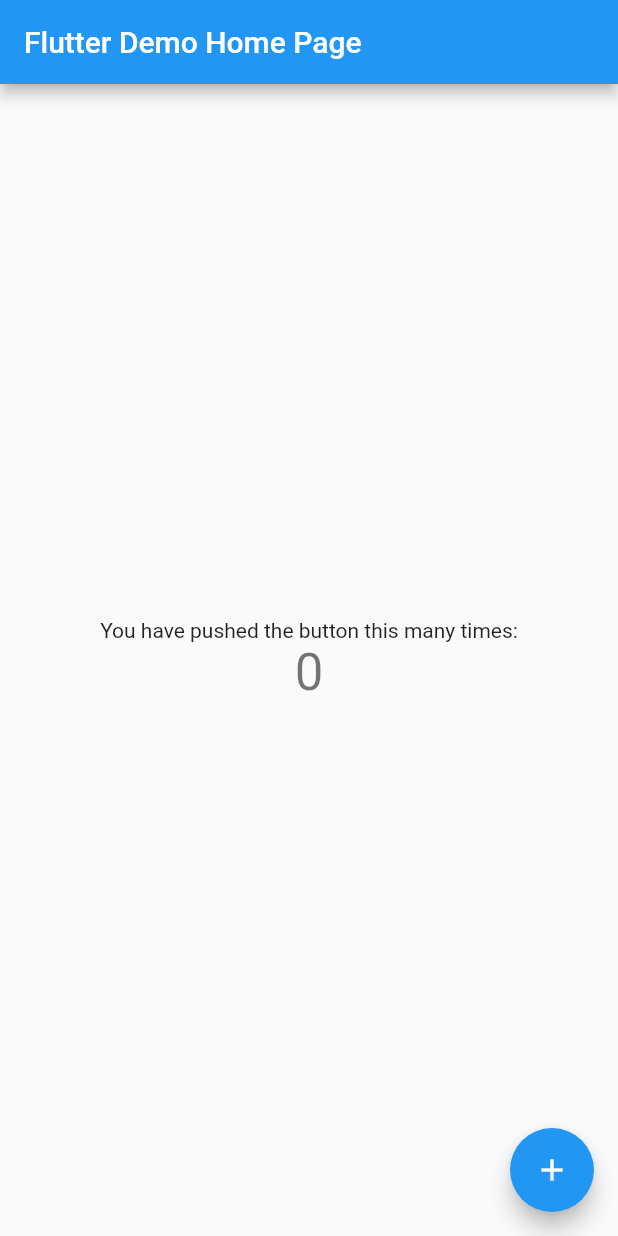
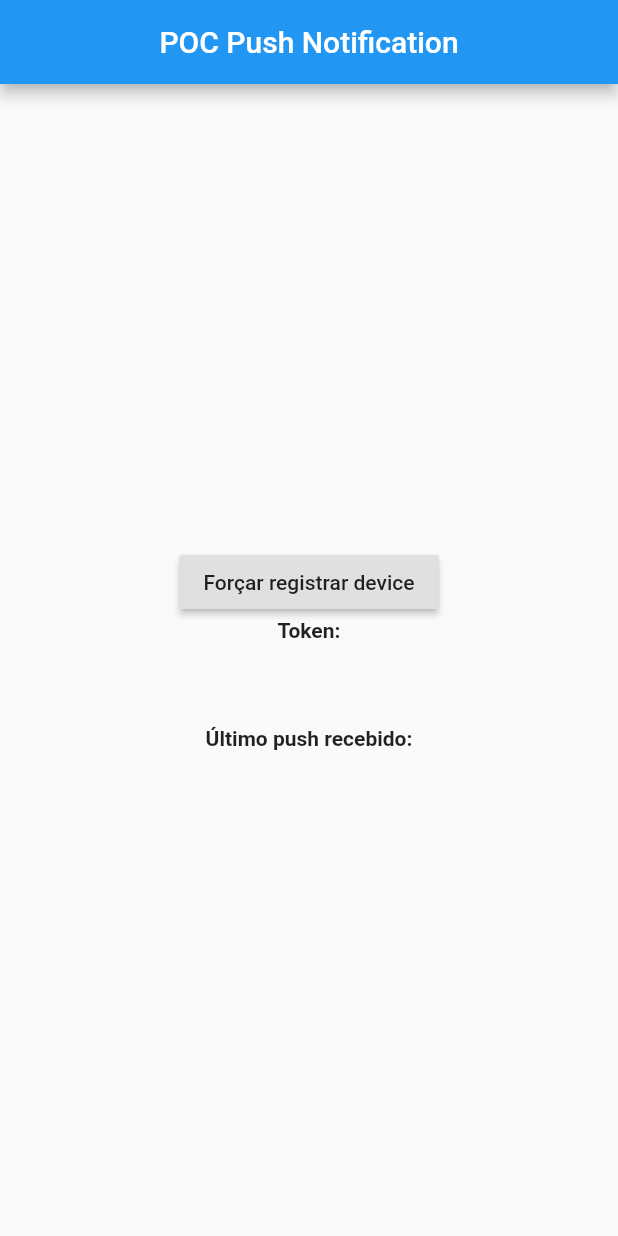
Before and after one commit to raphaaugustosilva/flutter_push, a Flutter app: the screen it shows after launch, on a phone screen of 412 x 824 dp. Run offline on Flutter 3.47's test engine with Material 2 defaults, Android fonts, the phone set to English and light mode, and no system bars; our stand-ins replace firebase_messaging; accounts and stored records are empty.

Commit message:
Implementacao simples de push

```diff
--- /dev/null
+++ b/lib/helpers/navegacaoHelper.dart
@@ -0,0 +1,64 @@
+import 'package:flutter/material.dart';
+import 'package:flutter_push/views/principalView.dart';
+
+class NavegacaoHelper {
+  static const rotaRoot = "/";
+  static const rotaPrincipal = "/principal";
+
+  static RouteFactory rotas() {
+    return (settings) {
+      //final Map<String, dynamic> parametros = settings.arguments;
+      Widget viewEncontrada;
+
+      switch (settings.name) {
+        case rotaRoot:
+          viewEncontrada = PrincipalView();
+          break;
+
+        case rotaPrincipal:
+          viewEncontrada = PrincipalView();
+          break;
+
+        default:
+          return null;
+      }
+
+      return MaterialPageRoute(builder: (BuildContext context) => viewEncontrada);
+    };
+  }
+
+  static RouteFactory rotaNaoEncontrada() {
+    return (settings) {
+      String rotaNaoEncontrada = settings.name;
+      return MaterialPageRoute(builder: (context) => _widgetRotaNaoEncontrada(rotaNaoEncontrada));
+    };
+  }
+
+  static Widget _widgetRotaNaoEncontrada(String rotaNaoEncontrada) {
+    return Scaffold(
+      backgroundColor: Colors.red,
+      appBar: AppBar(
+        title: Text("Rota não encontrada"),
+        centerTitle: true,
+      ),
+      body: Container(
+        alignment: Alignment.center,
+        padding: EdgeInsets.all(20),
+        child: Text.rich(
+          TextSpan(
+            children: <TextSpan>[
+              TextSpan(text: "A rota ", style: TextStyle(fontSize: 20, fontWeight: FontWeight.bold, color: Colors.white)),
+              TextSpan(text: "$rotaNaoEncontrada", style: TextStyle(fontSize: 20, fontWeight: FontWeight.bold, color: Colors.yellow)),
+              TextSpan(text: " não foi encontrada/definida", style: TextStyle(fontSize: 20, fontWeight: FontWeight.bold, color: Colors.white)),
+            ],
+          ),
+          textAlign: TextAlign.center,
+        ),
+      ),
+    );
+  }
+
+  static resetaNavegacaoENavegaParaView(BuildContext context, String nomeView, {Object arguments}) {
+    Navigator.of(context).pushNamedAndRemoveUntil(nomeView, (Route<dynamic> route) => false, arguments: arguments);
+  }
+}
--- a/lib/main.dart
+++ b/lib/main.dart
@@ -1,4 +1,6 @@
 import 'package:flutter/material.dart';
+import 'package:flutter_push/helpers/navegacaoHelper.dart';
+import 'package:flutter_localizations/flutter_localizations.dart';
 
 void main() => runApp(MyApp());
 
@@ -7,105 +9,21 @@ class MyApp extends StatelessWidget {
   @override
   Widget build(BuildContext context) {
     return MaterialApp(
-      title: 'Flutter Demo',
-      theme: ThemeData(
-        // This is the theme of your application.
-        //
-        // Try running your application with "flutter run". You'll see the
-        // application has a blue toolbar. Then, without quitting the app, try
-        // changing the primarySwatch below to Colors.green and then invoke
-        // "hot reload" (press "r" in the console where you ran "flutter run",
-        // or simply save your changes to "hot reload" in a Flutter IDE).
-        // Notice that the counter didn't reset back to zero; the application
-        // is not restarted.
-        primarySwatch: Colors.blue,
-      ),
-      home: MyHomePage(title: 'Flutter Demo Home Page'),
+      debugShowCheckedModeBanner: false,
+      title: "POC Flutter Push",
+      //theme: TemaApp.temaPrincipalApp(context),
+      //initialRoute: NavegacaoHelper.rotaCarregaDadosInicias,
+      onGenerateRoute: NavegacaoHelper.rotas(),
+      onUnknownRoute: NavegacaoHelper.rotaNaoEncontrada(),
+      localizationsDelegates: [
+        GlobalMaterialLocalizations.delegate,
+        GlobalWidgetsLocalizations.delegate,
+        GlobalCupertinoLocalizations.delegate,
+      ],
+      supportedLocales: [
+        const Locale('pt'),
+        const Locale('en'),
+      ],
     );
   }
 }
-
-class MyHomePage extends StatefulWidget {
-  MyHomePage({Key key, this.title}) : super(key: key);
-
-  // This widget is the home page of your application. It is stateful, meaning
-  // that it has a State object (defined below) that contains fields that affect
-  // how it looks.
-
-  // This class is the configuration for the state. It holds the values (in this
-  // case the title) provided by the parent (in this case the App widget) and
-  // used by the build method of the State. Fields in a Widget subclass are
-  // always marked "final".
-
-  final String title;
-
-  @override
-  _MyHomePageState createState() => _MyHomePageState();
-}
-
-class _MyHomePageState extends State<MyHomePage> {
-  int _counter = 0;
-
-  void _incrementCounter() {
-    setState(() {
-      // This call to setState tells the Flutter framework that something has
-      // changed in this State, which causes it to rerun the build method below
-      // so that the display can reflect the updated values. If we changed
-      // _counter without calling setState(), then the build method would not be
-      // called again, and so nothing would appear to happen.
-      _counter++;
-    });
-  }
-
-  @override
-  Widget build(BuildContext context) {
-    // This method is rerun every time setState is called, for instance as done
-    // by the _incrementCounter method above.
-    //
-    // The Flutter framework has been optimized to make rerunning build methods
-    // fast, so that you can just rebuild anything that needs updating rather
-    // than having to individually change instances of widgets.
-    return Scaffold(
-      appBar: AppBar(
-        // Here we take the value from the MyHomePage object that was created by
-        // the App.build method, and use it to set our appbar title.
-        title: Text(widget.title),
-      ),
-      body: Center(
-        // Center is a layout widget. It takes a single child and positions it
-        // in the middle of the parent.
-        child: Column(
-          // Column is also a layout widget. It takes a list of children and
-          // arranges them vertically. By default, it sizes itself to fit its
-          // children horizontally, and tries to be as tall as its parent.
-          //
-          // Invoke "debug painting" (press "p" in the console, choose the
-          // "Toggle Debug Paint" action from the Flutter Inspector in Android
-          // Studio, or the "Toggle Debug Paint" command in Visual Studio Code)
-          // to see the wireframe for each widget.
-          //
-          // Column has various properties to control how it sizes itself and
-          // how it positions its children. Here we use mainAxisAlignment to
-          // center the children vertically; the main axis here is the vertical
-          // axis because Columns are vertical (the cross axis would be
-          // horizontal).
-          mainAxisAlignment: MainAxisAlignment.center,
-          children: <Widget>[
-            Text(
-              'You have pushed the button this many times:',
-            ),
-            Text(
-              '$_counter',
-              style: Theme.of(context).textTheme.display1,
-            ),
-          ],
-        ),
-      ),
-      floatingActionButton: FloatingActionButton(
-        onPressed: _incrementCounter,
-        tooltip: 'Increment',
-        child: Icon(Icons.add),
-      ), // This trailing comma makes auto-formatting nicer for build methods.
-    );
-  }
-}
--- /dev/null
+++ b/lib/services/pushNotificationFCMService.dart
@@ -0,0 +1,46 @@
+import 'dart:io';
+import 'package:firebase_messaging/firebase_messaging.dart';
+
+class PushNotificationFCMService {
+  FirebaseMessaging _firebaseMessaging;
+
+  final void Function(String) aoRegistrar;
+  final void Function(Map<String, dynamic>) aoReceberPush;
+
+  PushNotificationFCMService(this.aoRegistrar, this.aoReceberPush);
+
+  void setUpFirebase() {
+    _firebaseMessaging = FirebaseMessaging();
+    firebaseCloudMessagingListeners();
+  }
+
+  void firebaseCloudMessagingListeners() async {
+    if (Platform.isIOS) iOSPermission();
+
+    String token = await _firebaseMessaging.getToken();
+    print("token p ush: $token");
+    aoRegistrar(token);
+
+    _firebaseMessaging.configure(
+      onMessage: (Map<String, dynamic> message) async {
+        print("on message $message");
+
+        // for (var keys in message.keys) {
+        //   if (keys == "data") {
+        //     print('$keys was written by ${message[keys]}');
+        //   }
+        // }
+        aoReceberPush(message);
+      },
+      onResume: (Map<String, dynamic> message) async {},
+      onLaunch: (Map<String, dynamic> message) async {},
+    );
+  }
+
+  void iOSPermission() {
+    _firebaseMessaging.requestNotificationPermissions(IosNotificationSettings(sound: true, badge: true, alert: true));
+    _firebaseMessaging.onIosSettingsRegistered.listen((IosNotificationSettings settings) {
+      print("Settings registered: $settings");
+    });
+  }
+}
--- /dev/null
+++ b/lib/views/principalView.dart
@@ -0,0 +1,81 @@
+import 'package:flutter/material.dart';
+import 'package:flutter/services.dart';
+import 'package:flutter_push/services/pushNotificationFCMService.dart';
+
+class PrincipalView extends StatefulWidget {
+  @override
+  _PrincipalViewState createState() => _PrincipalViewState();
+}
+
+class _PrincipalViewState extends State<PrincipalView> {
+  final GlobalKey<ScaffoldState> _scaffoldKey = new GlobalKey<ScaffoldState>();
+
+  String token;
+  String ultimoPushRecebido;
+  PushNotificationFCMService pushNotificationFCMService;
+
+  @override
+  void initState() {
+    pushNotificationFCMService = PushNotificationFCMService(aoRegistrarDevice, aoReceberPush);
+    pushNotificationFCMService.setUpFirebase();
+
+    super.initState();
+  }
+
+  @override
+  Widget build(BuildContext context) {
+    return Scaffold(
+      resizeToAvoidBottomInset: true,
+      resizeToAvoidBottomPadding: true,
+      key: _scaffoldKey,
+      appBar: AppBar(
+        title: Text("POC Push Notification"),
+        centerTitle: true,
+      ),
+      body: Center(
+        child: Column(
+          mainAxisAlignment: MainAxisAlignment.center,
+          crossAxisAlignment: CrossAxisAlignment.center,
+          children: <Widget>[
+            RaisedButton(
+                child: Text("Forçar registrar device"),
+                onPressed: () {
+                  pushNotificationFCMService.setUpFirebase();
+                }),
+            Text("Token:", style: TextStyle(fontWeight: FontWeight.bold)),
+            Text(token ?? ""),
+            SizedBox(height: 40),
+            Text("Último push recebido:", style: TextStyle(fontWeight: FontWeight.bold)),
+            Column(
+              children: <Widget>[
+                Text("${ultimoPushRecebido ?? ""}", maxLines: null),
+              ],
+            )
+          ],
+        ),
+      ),
+    );
+  }
+
+  void aoRegistrarDevice(String tokenRegistrado) {
+    Clipboard.setData(new ClipboardData(text: token ?? ""));
+    _scaffoldKey.currentState.showSnackBar(SnackBar(backgroundColor: Colors.blue, content: Text("Token copiado !")));
+    setState(() => token = tokenRegistrado);
+  }
+
+  void aoReceberPush(Map<String, dynamic> pushRecebido) {
+    setState(() {
+      ultimoPushRecebido = "";
+      for (dynamic key in pushRecebido.keys) {
+        ultimoPushRecebido += "${key.toString()} -> ${pushRecebido[key]} \n";
+
+        // if (pushRecebido[key] is Map) {
+        //   ultimoPushRecebido += "\n\n";
+        //   for (dynamic keyInside in pushRecebido[key].keys) {
+        //     ultimoPushRecebido += "    - ${pushRecebido[key][keyInside].toString()} \n";
+        //   }
+        // }
+      }
+    });
+  }
+}
```
Also changed, not shown: pubspec.yaml (+8 -31 lines), pubspec.lock, 13 other files.
